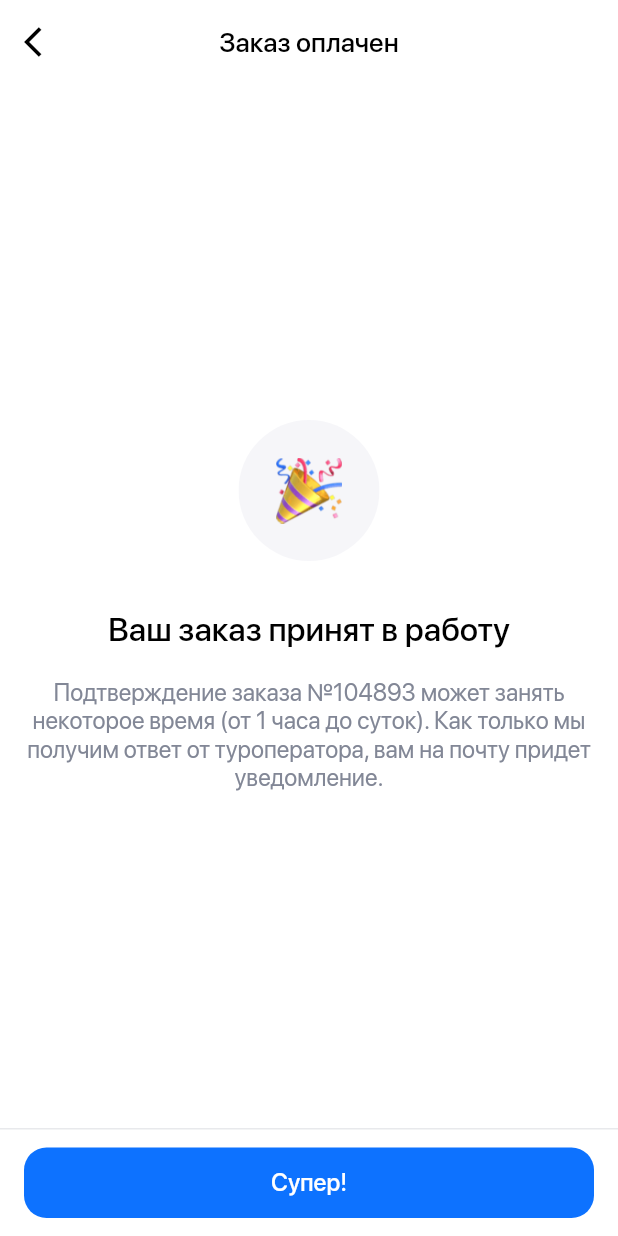
After one commit to dimalepel/hotel_test_app, a Flutter app: the SuccessScreen screen opened directly, on a phone screen of 412 x 824 dp. The commit adds this screen. Run offline on Flutter 3.47's test engine with Material 2 defaults, Android fonts, the phone set to English and light mode, and no system bars; our stand-ins replace banner_carousel, flutter_svg.

Commit message:
feat: add success screen

```diff
--- a/lib/screens/booking_screen.dart
+++ b/lib/screens/booking_screen.dart
@@ -1,6 +1,6 @@
 import 'package:flutter/material.dart';
 import 'package:flutter_svg/svg.dart';
-import 'package:hotel_test_app/screens/room_screen.dart';
+import 'package:hotel_test_app/screens/succcess_screen.dart';
 
 import '../themes/app_colors.dart';
 import '../widgets/accent_button.dart';
@@ -328,7 +328,7 @@ class BookingScreen extends StatelessWidget {
         ),
         child: AccentButton(
           label: 'Оплатить 198 036 ₽',
-          onTap: () => Navigator.push(context, MaterialPageRoute(builder: (context) => const RoomScreen()),
+          onTap: () => Navigator.push(context, MaterialPageRoute(builder: (context) => const SuccessScreen()),
           ),
         ),
       ),
--- /dev/null
+++ b/lib/screens/succcess_screen.dart
@@ -0,0 +1,102 @@
+import 'package:flutter/material.dart';
+
+import '../themes/app_colors.dart';
+import '../widgets/accent_button.dart';
+import 'home_screen.dart';
+
+class SuccessScreen extends StatelessWidget {
+  const SuccessScreen({super.key});
+
+  @override
+  Widget build(BuildContext context) {
+    return Scaffold(
+      backgroundColor: AppColors.white,
+      appBar: AppBar(
+        leading: IconButton(
+          icon: const Icon(Icons.arrow_back_ios),
+          color: AppColors.black,
+          onPressed: () => Navigator.of(context).pop(),
+        ),
+        title: Text(
+          'Заказ оплачен',
+          style: TextStyle(
+              fontSize: 18,
+              fontFamily: 'San Francisco',
+              fontWeight: FontWeight.w500,
+              color: AppColors.black
+          ),
+        ),
+        centerTitle: true,
+        elevation: 0,
+        backgroundColor: AppColors.white,
+      ),
+      body: Center(
+        child: Padding(
+          padding: EdgeInsets.all(16),
+          child: Column(
+            mainAxisAlignment: MainAxisAlignment.center,
+            crossAxisAlignment: CrossAxisAlignment.center,
+            children: [
+              ClipRRect(
+                borderRadius: BorderRadius.circular(1000),
+                child: Container(
+                  width: 94,
+                  height: 94,
+                  padding: EdgeInsets.all(25),
+                  decoration: BoxDecoration(
+                    color: AppColors.greyAlt
+                  ),
+                  child: Image.asset(
+                    'assets/images/pic_party.png',
+                    fit: BoxFit.cover,
+                    height: 44,
+                    width: 44,
+                  ),
+                ),
+              ),
+              SizedBox(height: 32,),
+              Text(
+                'Ваш заказ принят в работу',
+                style: TextStyle(
+                  fontFamily: 'San Francisco',
+                  fontWeight: FontWeight.w500,
+                  color: AppColors.black,
+                  fontSize: 22
+                ),
+              ),
+              SizedBox(height: 20,),
+              Text(
+                'Подтверждение заказа №104893 может занять некоторое время (от 1 часа до суток). Как только мы получим ответ от туроператора, вам на почту придет уведомление.',
+                style: TextStyle(
+                    fontFamily: 'San Francisco',
+                    fontWeight: FontWeight.w400,
+                    color: AppColors.greyDark,
+                    fontSize: 16
+                ),
+                textAlign: TextAlign.center,
+              )
+            ],
+          ),
+        ),
+      ),
+      bottomNavigationBar: Container(
+        height: 72,
+        padding: EdgeInsets.symmetric(vertical: 12, horizontal: 16),
+        decoration: BoxDecoration(
+            color: AppColors.white,
+            border: Border(
+                top: BorderSide(
+                    color: AppColors.greyLight,
+                    width: 1
+                )
+            )
+        ),
+        child: AccentButton(
+          label: 'Супер!',
+          onTap: () => Navigator.push(context, MaterialPageRoute(builder: (context) => const HomeScreen()),
+          ),
+        ),
+      ),
+    );
+  }
+}
```
